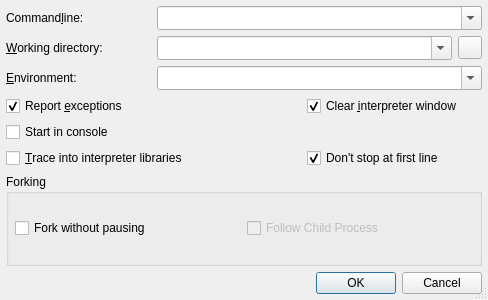
First picture: the form in Debugger/StartDebugDialog.ui, repository testmana2/test, before the edit.
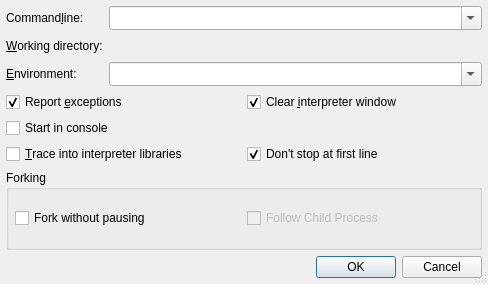
Second picture: the form after the edit. Custom widgets are drawn as their Qt base class.

Commit message: Modified more dialogs to use the path picker widgets.

Diff of the .ui file:
```diff
--- a/Debugger/StartDebugDialog.ui
+++ b/Debugger/StartDebugDialog.ui
@@ -7,7 +7,7 @@
     <x>0</x>
     <y>0</y>
     <width>488</width>
-    <height>300</height>
+    <height>284</height>
    </rect>
   </property>
   <property name="windowTitle">
@@ -16,6 +16,8 @@
   <property name="sizeGripEnabled">
    <bool>true</bool>
   </property>
+  <layout class="QVBoxLayout" name="verticalLayout">
+   <item>
   <layout class="QGridLayout" name="gridLayout">
    <item row="0" column="0">
     <widget class="QLabel" name="TextLabel1">
@@ -27,7 +29,7 @@
      </property>
     </widget>
    </item>
-   <item row="0" column="1" colspan="3">
+     <item row="0" column="1">
     <widget class="QComboBox" name="cmdlineCombo">
      <property name="sizePolicy">
       <sizepolicy hsizetype="Expanding" vsizetype="Fixed">
@@ -62,18 +64,21 @@
       <string>&amp;Working directory:</string>
      </property>
      <property name="buddy">
-      <cstring>workdirCombo</cstring>
+        <cstring>workdirPicker</cstring>
      </property>
     </widget>
    </item>
-   <item row="1" column="1" colspan="2">
-    <widget class="QComboBox" name="workdirCombo">
+     <item row="1" column="1">
+      <widget class="E5ComboPathPicker" name="workdirPicker" native="true">
      <property name="sizePolicy">
-      <sizepolicy hsizetype="Expanding" vsizetype="Fixed">
+        <sizepolicy hsizetype="Expanding" vsizetype="Preferred">
        <horstretch>0</horstretch>
        <verstretch>0</verstretch>
       </sizepolicy>
      </property>
+       <property name="focusPolicy">
+        <enum>Qt::WheelFocus</enum>
+       </property>
      <property name="toolTip">
       <string>Enter the working directory</string>
      </property>
@@ -81,18 +86,6 @@
       <string>&lt;b&gt;Working directory&lt;/b&gt;
 &lt;p&gt;Enter the working directory of the application to be debugged. Leave it empty to set the working directory to the executable directory.&lt;/p&gt;</string>
      </property>
-     <property name="editable">
-      <bool>true</bool>
-     </property>
-     <property name="insertPolicy">
-      <enum>QComboBox::InsertAtTop</enum>
-     </property>
-     <property name="sizeAdjustPolicy">
-      <enum>QComboBox::AdjustToMinimumContentsLengthWithIcon</enum>
-     </property>
-     <property name="duplicatesEnabled">
-      <bool>false</bool>
-     </property>
     </widget>
    </item>
    <item row="2" column="0">
@@ -105,7 +98,7 @@
      </property>
     </widget>
    </item>
-   <item row="2" column="1" colspan="3">
+     <item row="2" column="1">
     <widget class="QComboBox" name="environmentCombo">
      <property name="sizePolicy">
       <sizepolicy hsizetype="Expanding" vsizetype="Fixed">
@@ -135,7 +128,11 @@
      </property>
     </widget>
    </item>
-   <item row="3" column="0" colspan="2">
+    </layout>
+   </item>
+   <item>
+    <layout class="QGridLayout" name="gridLayout_2">
+     <item row="0" column="0">
     <widget class="QCheckBox" name="exceptionCheckBox">
      <property name="toolTip">
       <string>Uncheck to disable exception reporting</string>
@@ -155,7 +152,7 @@
      </property>
     </widget>
    </item>
-   <item row="3" column="2" colspan="2">
+     <item row="0" column="1">
     <widget class="QCheckBox" name="clearShellCheckBox">
      <property name="toolTip">
       <string>Select to clear the display of the interpreter window</string>
@@ -171,7 +168,7 @@
      </property>
     </widget>
    </item>
-   <item row="4" column="0" colspan="2">
+     <item row="1" column="0">
     <widget class="QCheckBox" name="consoleCheckBox">
      <property name="toolTip">
       <string>Select to start the debugger in a console window</string>
@@ -185,7 +182,7 @@
      </property>
     </widget>
    </item>
-   <item row="5" column="0" colspan="2">
+     <item row="2" column="0">
     <widget class="QCheckBox" name="tracePythonCheckBox">
      <property name="toolTip">
       <string>Select to trace into the Python library</string>
@@ -198,7 +195,7 @@
      </property>
     </widget>
    </item>
-   <item row="5" column="2" colspan="2">
+     <item row="2" column="1">
     <widget class="QCheckBox" name="autoContinueCheckBox">
      <property name="toolTip">
       <string>Select to not stop the debugger at the first executable line.</string>
@@ -214,7 +211,9 @@
      </property>
     </widget>
    </item>
-   <item row="6" column="0" colspan="4">
+    </layout>
+   </item>
+   <item>
     <widget class="QGroupBox" name="groupBox">
      <property name="title">
       <string>Forking</string>
@@ -254,7 +253,7 @@
      </layout>
     </widget>
    </item>
-   <item row="7" column="0" colspan="4">
+   <item>
     <widget class="QDialogButtonBox" name="buttonBox">
      <property name="orientation">
       <enum>Qt::Horizontal</enum>
@@ -264,21 +263,18 @@
      </property>
     </widget>
    </item>
-   <item row="1" column="3">
-    <widget class="QToolButton" name="dirButton">
-     <property name="toolTip">
-      <string>Select directory using a directory selection dialog</string>
-     </property>
-     <property name="whatsThis">
-      <string>&lt;b&gt;Select directory&lt;/b&gt;
-&lt;p&gt;Select the working directory via a directory selection dialog.&lt;/p&gt;</string>
-     </property>
-    </widget>
-   </item>
   </layout>
  </widget>
  <layoutdefault spacing="6" margin="6"/>
  <pixmapfunction>qPixmapFromMimeSource</pixmapfunction>
+ <customwidgets>
+  <customwidget>
+   <class>E5ComboPathPicker</class>
+   <extends>QWidget</extends>
+   <header>E5Gui/E5PathPicker.h</header>
+   <container>1</container>
+  </customwidget>
+ </customwidgets>
  <tabstops>
   <tabstop>cmdlineCombo</tabstop>
   <tabstop>workdirCombo</tabstop>
```
Left out of the diff: 4 changed lines with no effect on the pictures. Lines whose indentation alone changed are shown as unchanged. The commit also changes 37 other files.
